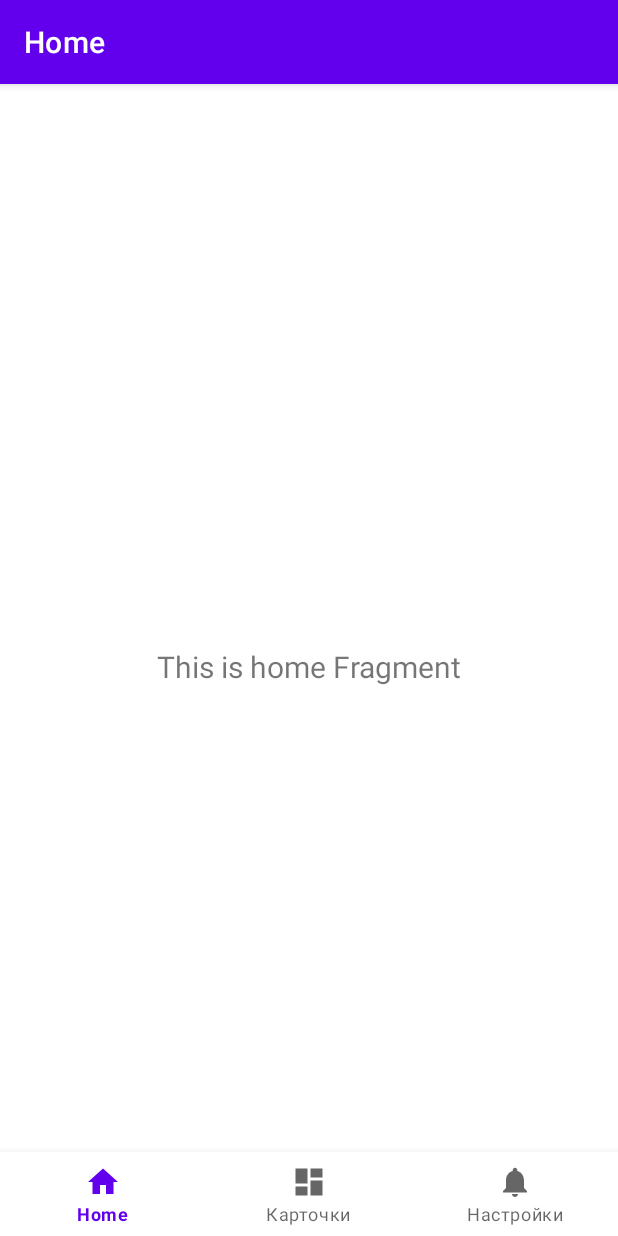
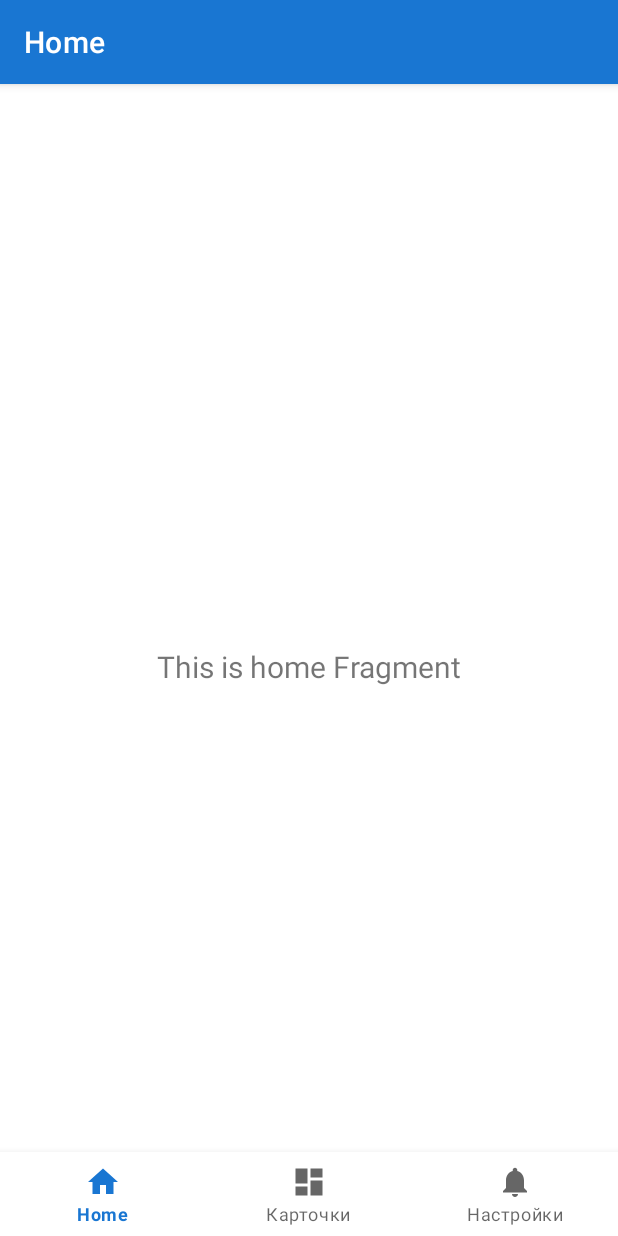
Before and after one commit to 124714/Emi, an Android app: the screen it shows after launch (MainActivity), on a phone screen of 412 x 824 dp. Run offline under Robolectric (Android 15) with nearby library versions, the light colour scheme and no system bars; our stand-ins replace data binding, navigation-ui.

Commit message:
design card [1] / add colors.xml

```diff
--- a/app/src/main/res/values-night/themes.xml
+++ b/app/src/main/res/values-night/themes.xml
@@ -1,14 +1,13 @@
 <resources xmlns:tools="http://schemas.android.com/tools">
     <!-- Base application theme. -->
     <style name="Theme.Emi" parent="Theme.MaterialComponents.DayNight.DarkActionBar">
-        <!-- Primary brand color. -->
-        <item name="colorPrimary">@color/purple_200</item>
-        <item name="colorPrimaryVariant">@color/purple_700</item>
-        <item name="colorOnPrimary">@color/black</item>
-        <!-- Secondary brand color. -->
-        <item name="colorSecondary">@color/teal_200</item>
-        <item name="colorSecondaryVariant">@color/teal_200</item>
-        <item name="colorOnSecondary">@color/black</item>
+        <item name="colorPrimary">@color/primaryColor</item>
+        <item name="colorPrimaryDark">@color/primaryDarkColor</item>
+        <item name="colorPrimaryVariant">@color/primaryLightColor</item>
+        <item name="colorOnPrimary">@color/primaryTextColor</item>
+        <item name="colorSecondary">@color/secondaryColor</item>
+        <item name="colorSecondaryVariant">@color/secondaryDarkColor</item>
+        <item name="colorOnSecondary">@color/secondaryTextColor</item>
         <!-- Status bar color. -->
         <item name="android:statusBarColor" tools:targetApi="l">?attr/colorPrimaryVariant</item>
         <!-- Customize your theme here. -->
--- a/app/src/main/res/values/colors.xml
+++ b/app/src/main/res/values/colors.xml
@@ -1,10 +1,11 @@
-<?xml version="1.0" encoding="utf-8"?>
+<!--?xml version="1.0" encoding="UTF-8"?-->
 <resources>
-    <color name="purple_200">#FFBB86FC</color>
-    <color name="purple_500">#FF6200EE</color>
-    <color name="purple_700">#FF3700B3</color>
-    <color name="teal_200">#FF03DAC5</color>
-    <color name="teal_700">#FF018786</color>
-    <color name="black">#FF000000</color>
-    <color name="white">#FFFFFFFF</color>
+  <color name="primaryColor">#1976d2</color>
+  <color name="primaryLightColor">#63a4ff</color>
+  <color name="primaryDarkColor">#004ba0</color>
+  <color name="secondaryColor">#01579b</color>
+  <color name="secondaryLightColor">#4f83cc</color>
+  <color name="secondaryDarkColor">#002f6c</color>
+  <color name="primaryTextColor">#ffffff</color>
+  <color name="secondaryTextColor">#ffffff</color>
 </resources>
--- a/app/src/main/res/values/themes.xml
+++ b/app/src/main/res/values/themes.xml
@@ -1,14 +1,13 @@
 <resources xmlns:tools="http://schemas.android.com/tools">
     <!-- Base application theme. -->
     <style name="Theme.Emi" parent="Theme.MaterialComponents.DayNight.DarkActionBar">
-        <!-- Primary brand color. -->
-        <item name="colorPrimary">@color/purple_500</item>
-        <item name="colorPrimaryVariant">@color/purple_700</item>
-        <item name="colorOnPrimary">@color/white</item>
-        <!-- Secondary brand color. -->
-        <item name="colorSecondary">@color/teal_200</item>
-        <item name="colorSecondaryVariant">@color/teal_700</item>
-        <item name="colorOnSecondary">@color/black</item>
+        <item name="colorPrimary">@color/primaryColor</item>
+        <item name="colorPrimaryDark">@color/primaryDarkColor</item>
+        <item name="colorPrimaryVariant">@color/primaryLightColor</item>
+        <item name="colorOnPrimary">@color/primaryTextColor</item>
+        <item name="colorSecondary">@color/secondaryColor</item>
+        <item name="colorSecondaryVariant">@color/secondaryDarkColor</item>
+        <item name="colorOnSecondary">@color/secondaryTextColor</item>
         <!-- Status bar color. -->
         <item name="android:statusBarColor" tools:targetApi="l">?attr/colorPrimaryVariant</item>
         <!-- Customize your theme here. -->
```
